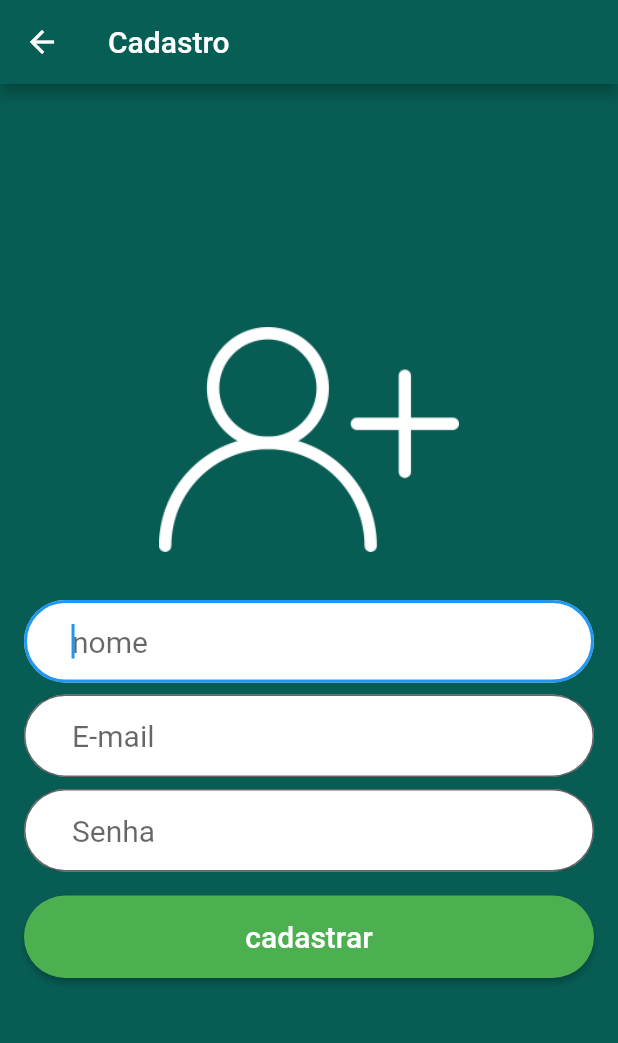
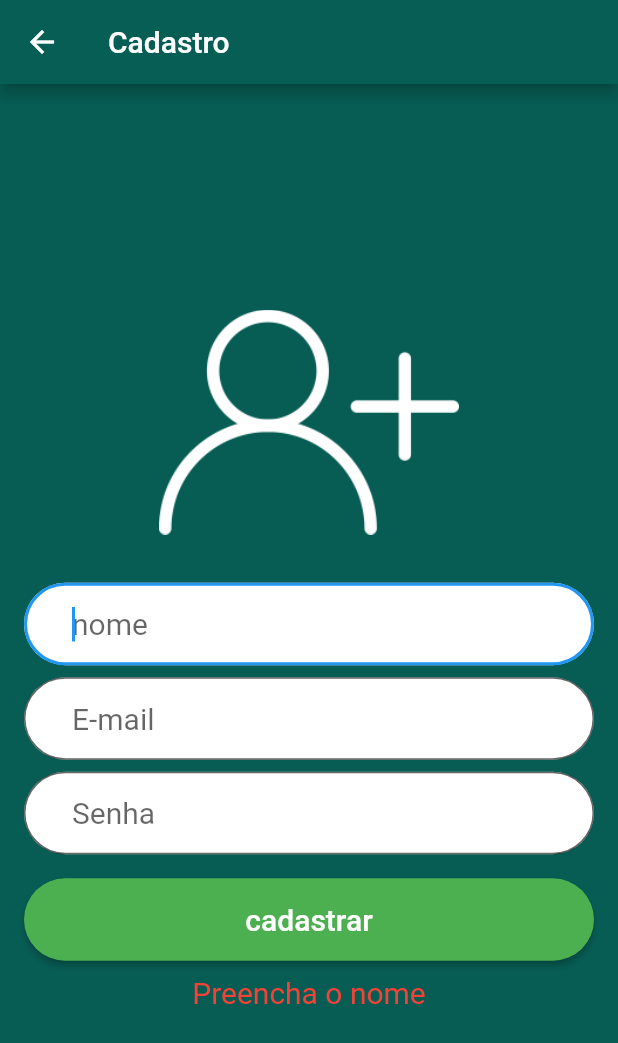
Before and after one commit to rafaelramonalves/whatsapp, a Flutter app: the Cadastro screen opened directly, after a tap on "cadastrar", on a phone screen of 412 x 824 dp. Shown: the top 1043 px of the screen. Run offline on Flutter 3.47's test engine with Material 2 defaults, Android fonts, the phone set to English and light mode, and no system bars; our stand-ins replace cloud_firestore, firebase_auth; accounts and stored records are empty.

Commit message:
Criado a classe "Usuario"
na classe "cadastro" foi adicionado os controladores dos textsFilds nome, email e senha. Foi adicionado chaves nos textFields para poder usar no teste de integração. Adicionada a função de validação dos campos de cadastro e a mensagem de erro caso os dados estejam errados. Agora é possivel cadastrar um usuario no firebase e ele é redirecionado automaticamente para a tela principal

Na classe "login" foi adicionado os controladores dos textsFilds nome, email e senha. Foi adicionada a função para verificar se o ususario ja está logado, caso esteja o aplicativo entra direto na tela principal. Foi adicionado uma função para validação de login e uma função para logar o usuario no app

Na classe "app_test" foi organizado os testes, primeiro o de cadastro e depois o de login, colocando os tester em um único grupo, depois de muita pesquisa foi achado como fazer voltar para a tela anterior no teste
(var button_voltar = find.byTooltip('Back');)

```diff
--- a/lib/Cadastro.dart
+++ b/lib/Cadastro.dart
@@ -1,4 +1,8 @@
+import 'package:firebase_auth/firebase_auth.dart';
 import 'package:flutter/material.dart';
+import 'package:whatsapp/model/Usuario.dart';
+
+import 'Home.dart';
 
 class Cadastro extends StatefulWidget {
   @override
@@ -6,6 +10,14 @@ class Cadastro extends StatefulWidget {
 }
 
 class _CadastroState extends State<Cadastro> {
+
+  //Controladores
+  TextEditingController _editingControllerNome = TextEditingController();
+  TextEditingController _editingControllerEmail = TextEditingController();
+  TextEditingController _editingControllerSenha = TextEditingController();
+
+  String _mensagemErro = "";
+
   @override
   Widget build(BuildContext context) {
     return Scaffold(
@@ -29,6 +41,8 @@ class _CadastroState extends State<Cadastro> {
                 Padding(
                   padding: EdgeInsets.only(bottom: 8),
                   child: TextField(
+                    key: Key("key-nome-cadastro"),
+                    controller: _editingControllerNome,
                     autofocus: true, //O cursor ja entra diretamente nessa caixa de texto
                     keyboardType: TextInputType.emailAddress,
                     style: TextStyle(fontSize: 20),
@@ -46,6 +60,8 @@ class _CadastroState extends State<Cadastro> {
                 Padding(
                   padding: EdgeInsets.only(bottom: 8),
                   child: TextField(
+                    key: Key("key-email-cadastro"),
+                    controller: _editingControllerEmail,
                     keyboardType: TextInputType.text,
                     style: TextStyle(fontSize: 20),
                     decoration: InputDecoration(
@@ -60,6 +76,9 @@ class _CadastroState extends State<Cadastro> {
                   ),
                 ),
                 TextField(
+                  key: Key("key-senha-cadastro"),
+                  controller: _editingControllerSenha,
+                  obscureText: true, //ocultar senha
                   keyboardType: TextInputType.text,
                   style: TextStyle(fontSize: 20),
                   decoration: InputDecoration(
@@ -88,10 +107,20 @@ class _CadastroState extends State<Cadastro> {
                         borderRadius: BorderRadius.circular(32)
                     ),
                     onPressed: (){
-
+                      //Validar os campos antes de salvar
+                      validarCamposCadastro();
                     },
                   ),
                 ),
+                Center(
+                  child: Text(
+                    _mensagemErro,
+                    style: TextStyle(
+                      color: Colors.red,
+                      fontSize: 20
+                    ),
+                  ),
+                )
               ],
             ),
           ),
@@ -99,4 +128,58 @@ class _CadastroState extends State<Cadastro> {
       ),
     );
   }
+
+  void validarCamposCadastro() {
+    String nome =_editingControllerNome.text;
+    String email =_editingControllerEmail.text;
+    String senha =_editingControllerSenha.text;
+    if(nome.isNotEmpty){
+      if(email.isNotEmpty && email.contains("@")){
+
+        if(senha.isNotEmpty && senha.length>6){ //por padrão as senhas tem que ser maior que 6
+          setState(() {
+            _mensagemErro ="";
+            cadastrarUsuario(Usuario(nome,email,senha));
+          });
+
+        }else{
+          setState(() {
+            _mensagemErro="Preencha a senha, usando mais de 6 caracteres";
+          });
+        }
+      }else{
+        setState(() {
+          _mensagemErro="Preencha o E-mail corretamente";
+        });
+      }
+    }else{
+      setState(() {
+        _mensagemErro = "Preencha o nome";
+      });
+    }
+  }
+
+  void cadastrarUsuario(Usuario usuario) {
+
+    //instancia autenticação firebase
+    FirebaseAuth auth = FirebaseAuth.instance;
+
+    //Cadastrar usando email e senha
+    auth.createUserWithEmailAndPassword(
+        email: usuario.email,
+        password: usuario.senha
+    ).then((fireBaseUser) {
+
+      Navigator.push(
+          context,
+          MaterialPageRoute(
+            builder: (context) =>Home()
+          ));
+
+    }).catchError((onError){//Tratamento de erro
+
+      print("Erro app ${onError.toString()}");
+    });
+
+  }
 }
--- /dev/null
+++ b/lib/model/Usuario.dart
@@ -0,0 +1,30 @@
+
+class Usuario{
+  String _nome;
+  String _email;
+  String _senha;
+
+  Usuario(String nome, String email, String senha){
+    this._nome = nome;
+    this._email = email;
+    this._senha = senha;
+  }
+
+  String get senha => _senha;
+
+  set senha(String value) {
+    _senha = value;
+  }
+
+  String get email => _email;
+
+  set email(String value) {
+    _email = value;
+  }
+
+  String get nome => _nome;
+
+  set nome(String value) {
+    _nome = value;
+  }
+}
```
Also changed, not shown: lib/Home.dart (+6 -1 lines), lib/Login.dart (+97 -14 lines), test_driver/app_test.dart (+120 -10 lines).
